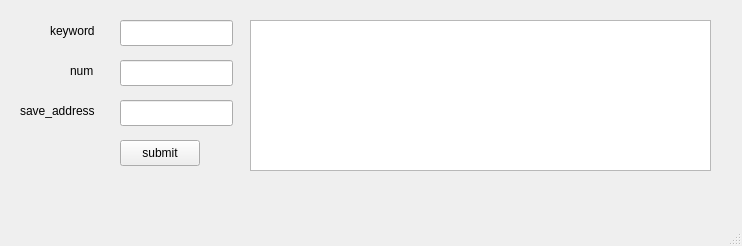
Above: Crawler.ui from VerySeriousMan/Crawler before the change. Below: the same form after it.
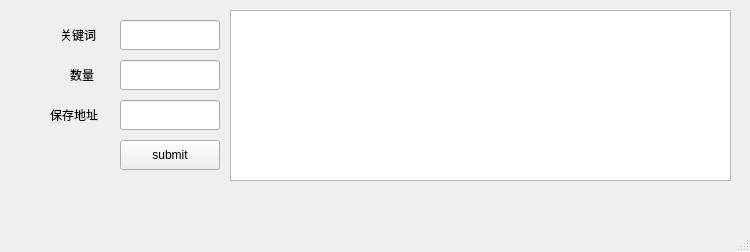
That is the form after the change.

```diff
--- a/Crawler.ui
+++ b/Crawler.ui
@@ -6,8 +6,8 @@
    <rect>
     <x>0</x>
     <y>0</y>
-    <width>742</width>
-    <height>246</height>
+    <width>750</width>
+    <height>252</height>
    </rect>
   </property>
   <property name="sizePolicy">
@@ -23,14 +23,14 @@
    <widget class="QLabel" name="keyword_lable">
     <property name="geometry">
      <rect>
-      <x>50</x>
+      <x>60</x>
       <y>20</y>
-      <width>61</width>
-      <height>21</height>
+      <width>50</width>
+      <height>30</height>
      </rect>
     </property>
     <property name="text">
-     <string>keyword</string>
+     <string>关键词</string>
     </property>
    </widget>
    <widget class="QLabel" name="num_lable">
@@ -38,55 +38,25 @@
      <rect>
       <x>70</x>
       <y>60</y>
-      <width>41</width>
-      <height>21</height>
+      <width>40</width>
+      <height>30</height>
      </rect>
     </property>
     <property name="text">
-     <string>num</string>
+     <string>数量</string>
     </property>
    </widget>
    <widget class="QLabel" name="save_address_lable">
     <property name="geometry">
      <rect>
-      <x>20</x>
+      <x>50</x>
       <y>100</y>
-      <width>81</width>
-      <height>21</height>
+      <width>65</width>
+      <height>30</height>
      </rect>
     </property>
     <property name="text">
-     <string>save_address</string>
-    </property>
-   </widget>
-   <widget class="QLineEdit" name="keyword_edit">
-    <property name="geometry">
-     <rect>
-      <x>120</x>
-      <y>20</y>
-      <width>113</width>
-      <height>26</height>
-     </rect>
-    </property>
-   </widget>
-   <widget class="QLineEdit" name="num_edit">
-    <property name="geometry">
-     <rect>
-      <x>120</x>
-      <y>60</y>
-      <width>113</width>
-      <height>26</height>
-     </rect>
-    </property>
-   </widget>
-   <widget class="QLineEdit" name="save_address_edit">
-    <property name="geometry">
-     <rect>
-      <x>120</x>
-      <y>100</y>
-      <width>113</width>
-      <height>26</height>
-     </rect>
+     <string>保存地址</string>
     </property>
    </widget>
    <widget class="QPushButton" name="submit_buttom">
@@ -94,8 +64,8 @@
      <rect>
       <x>120</x>
       <y>140</y>
-      <width>80</width>
-      <height>26</height>
+      <width>100</width>
+      <height>30</height>
      </rect>
     </property>
     <property name="text">
@@ -105,11 +75,50 @@
    <widget class="QTextEdit" name="log_edit">
     <property name="geometry">
      <rect>
-      <x>250</x>
+      <x>230</x>
+      <y>10</y>
+      <width>501</width>
+      <height>171</height>
+     </rect>
+    </property>
+   </widget>
+   <widget class="QLineEdit" name="keyword_edit">
+    <property name="geometry">
+     <rect>
+      <x>120</x>
       <y>20</y>
-      <width>461</width>
-      <height>151</height>
+      <width>100</width>
+      <height>30</height>
      </rect>
+    </property>
+    <property name="text">
+     <string/>
+    </property>
+   </widget>
+   <widget class="QLineEdit" name="num_edit">
+    <property name="geometry">
+     <rect>
+      <x>120</x>
+      <y>60</y>
+      <width>100</width>
+      <height>30</height>
+     </rect>
+    </property>
+    <property name="text">
+     <string/>
+    </property>
+   </widget>
+   <widget class="QLineEdit" name="save_address_edit">
+    <property name="geometry">
+     <rect>
+      <x>120</x>
+      <y>100</y>
+      <width>100</width>
+      <height>30</height>
+     </rect>
+    </property>
+    <property name="text">
+     <string/>
     </property>
    </widget>
   </widget>
```
Left out of the diff: 2 changed lines with no effect on the pictures.
